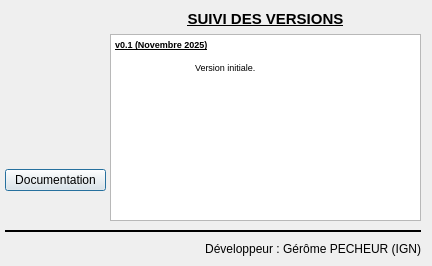
First picture: the form in aproposde.ui, repository IGNF/jeux_attribut_generique_plugin_qgis, before the edit.
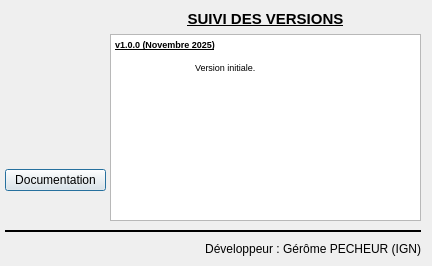
Second picture: the form after the edit. Icons and pictures are not drawn.

```diff
--- a/aproposde.ui
+++ b/aproposde.ui
@@ -66,8 +66,8 @@
        <string>&lt;!DOCTYPE HTML PUBLIC &quot;-//W3C//DTD HTML 4.0//EN&quot; &quot;http://www.w3.org/TR/REC-html40/strict.dtd&quot;&gt;
 &lt;html&gt;&lt;head&gt;&lt;meta name=&quot;qrichtext&quot; content=&quot;1&quot; /&gt;&lt;style type=&quot;text/css&quot;&gt;
 p, li { white-space: pre-wrap; }
-&lt;/style&gt;&lt;/head&gt;&lt;body style=&quot; font-family:'MS Shell Dlg 2'; font-size:8.25pt; font-weight:400; font-style:normal;&quot;&gt;
-&lt;p style=&quot; margin-top:12px; margin-bottom:12px; margin-left:0px; margin-right:0px; -qt-block-indent:0; text-indent:0px;&quot;&gt;&lt;span style=&quot; font-size:7pt; font-weight:600; text-decoration: underline;&quot;&gt;v0.1 (Novembre 2025)&lt;/span&gt;&lt;/p&gt;
+&lt;/style&gt;&lt;/head&gt;&lt;body style=&quot; font-family:'MS Shell Dlg 2'; font-size:7.8pt; font-weight:400; font-style:normal;&quot;&gt;
+&lt;p style=&quot; margin-top:12px; margin-bottom:12px; margin-left:0px; margin-right:0px; -qt-block-indent:0; text-indent:0px;&quot;&gt;&lt;span style=&quot; font-size:7pt; font-weight:600; text-decoration: underline;&quot;&gt;v1.0.0 (Novembre 2025)&lt;/span&gt;&lt;/p&gt;
 &lt;p style=&quot; margin-top:12px; margin-bottom:12px; margin-left:0px; margin-right:0px; -qt-block-indent:0; text-indent:0px;&quot;&gt;&lt;span style=&quot; font-size:7pt; font-weight:600;&quot;&gt;	&lt;/span&gt;&lt;span style=&quot; font-size:7pt;&quot;&gt;Version initiale.&lt;/span&gt;&lt;/p&gt;&lt;/body&gt;&lt;/html&gt;</string>
       </property>
      </widget>
```
